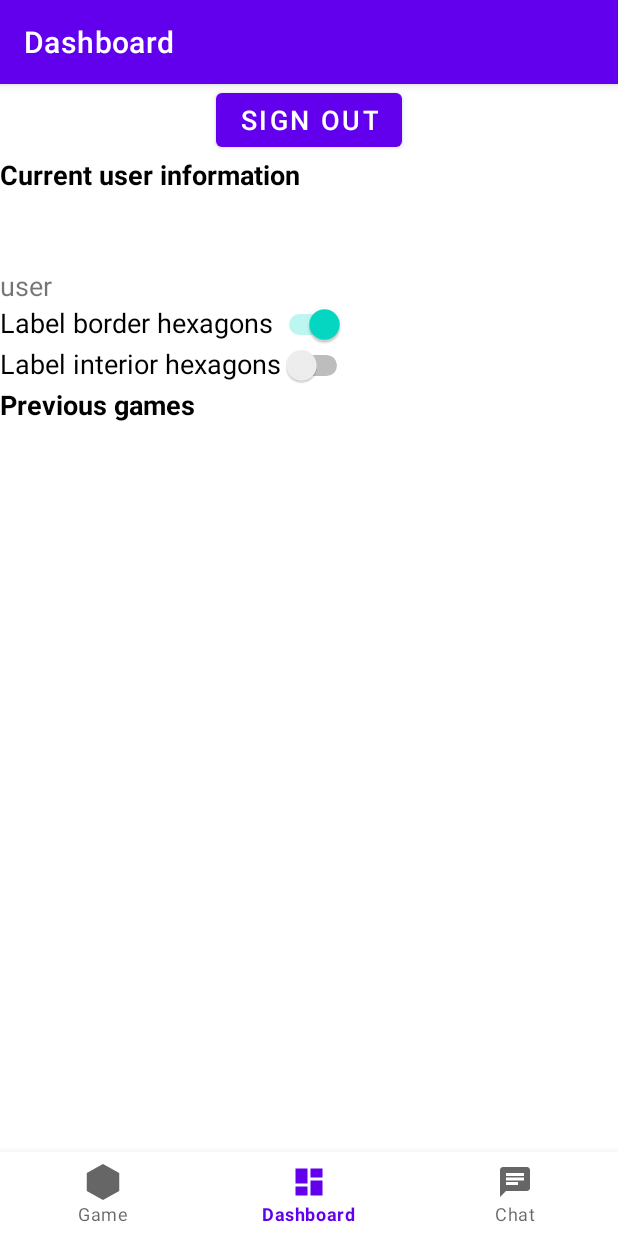
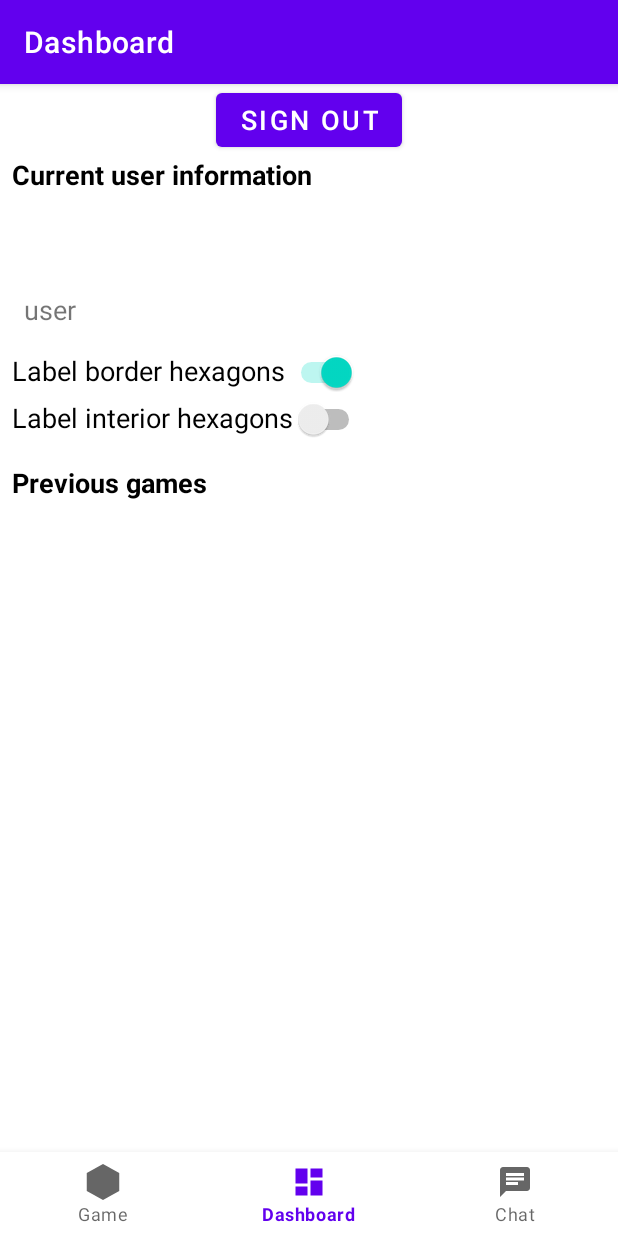
Before and after one commit to minidomo/hex, an Android app: the DashboardFragment screen opened through its navigation route, on a phone screen of 412 x 824 dp. Run offline under Robolectric (Android 15) with nearby library versions, the phone set to English and light mode, and no system bars; our stand-ins replace Firebase (no records; nobody signed in at launch, a user with empty details on screens opened directly), navigation-ui; libraries missing offline, so code that uses them is left out: com.firebase.ui; 1 statement that could not run was skipped.

Commit message:
styled dashboard

```diff
--- a/app/src/main/java/edu/utap/hex/ui/FirestoreGameAdapter.kt
+++ b/app/src/main/java/edu/utap/hex/ui/FirestoreGameAdapter.kt
@@ -1,6 +1,7 @@
 package edu.utap.hex.ui
 
 import android.graphics.Color
+import android.graphics.ColorFilter
 import android.icu.text.SimpleDateFormat
 import android.view.LayoutInflater
 import android.view.ViewGroup
@@ -59,7 +60,10 @@ class FirestoreGameAdapter(val gamePicked: (FirestoreGame) -> Unit) :
         val game = getItem(position)
         val binding = holder.rowGameBinding
 
-        binding.root.setBackgroundColor(dimGray)
+        binding.root.background.setTint(dimGray)
+        binding.redUserName.background.setTint(HexagonDisplay.redColor)
+        binding.blueUserName.background.setTint(HexagonDisplay.blueColor)
+
         binding.redUserName.text = game.playerNameList[0]
         binding.blueUserName.text = game.playerNameList[1]
 
--- /dev/null
+++ b/app/src/main/res/drawable/rounded_corner.xml
@@ -0,0 +1,5 @@
+<?xml version="1.0" encoding="utf-8"?>
+<shape xmlns:android="http://schemas.android.com/apk/res/android">
+    <solid android:color="@color/white" />
+    <corners android:radius="8dp" />
+</shape>
--- a/app/src/main/res/layout/fragment_dashboard.xml
+++ b/app/src/main/res/layout/fragment_dashboard.xml
@@ -19,6 +19,8 @@
         android:id="@+id/user_info"
         android:layout_width="match_parent"
         android:layout_height="wrap_content"
+        android:layout_marginStart="8dp"
+        android:layout_marginEnd="8dp"
         android:orientation="vertical"
         app:layout_constraintTop_toBottomOf="@id/sign_out_button">
 
@@ -33,6 +35,8 @@
         <LinearLayout
             android:layout_width="match_parent"
             android:layout_height="wrap_content"
+            android:layout_marginStart="8dp"
+            android:layout_marginTop="8dp"
             android:orientation="vertical">
 
             <TextView
@@ -42,12 +46,20 @@
                 android:text="user name"
                 android:textSize="18sp" />
 
+            <Space
+                android:layout_width="0dp"
+                android:layout_height="4dp" />
+
             <TextView
                 android:id="@+id/user_email"
                 android:layout_width="wrap_content"
                 android:layout_height="wrap_content"
                 android:text="email"
                 android:textSize="18sp" />
+
+            <Space
+                android:layout_width="0dp"
+                android:layout_height="4dp" />
 
             <TextView
                 android:id="@+id/user_uuid"
@@ -60,12 +72,21 @@
 
     </LinearLayout>
 
+    <Space
+        android:id="@+id/divider1"
+        android:layout_width="0dp"
+        android:layout_height="16dp"
+        app:layout_constraintStart_toStartOf="parent"
+        app:layout_constraintTop_toBottomOf="@id/user_info" />
+
     <LinearLayout
         android:id="@+id/settings"
         android:layout_width="match_parent"
         android:layout_height="wrap_content"
+        android:layout_marginStart="8dp"
+        android:layout_marginEnd="8dp"
         android:orientation="vertical"
-        app:layout_constraintTop_toBottomOf="@+id/user_info">
+        app:layout_constraintTop_toBottomOf="@+id/divider1">
 
         <LinearLayout
             android:layout_width="match_parent"
@@ -86,6 +107,10 @@
                 tools:ignore="UseSwitchCompatOrMaterialXml" />
 
         </LinearLayout>
+
+        <Space
+            android:layout_width="0dp"
+            android:layout_height="4dp" />
 
         <LinearLayout
             android:layout_width="wrap_content"
@@ -109,13 +134,22 @@
 
     </LinearLayout>
 
+    <Space
+        android:id="@+id/divider2"
+        android:layout_width="0dp"
+        android:layout_height="16dp"
+        app:layout_constraintStart_toStartOf="parent"
+        app:layout_constraintTop_toBottomOf="@id/settings" />
+
     <LinearLayout
         android:id="@+id/previous_games"
         android:layout_width="match_parent"
         android:layout_height="0dp"
+        android:layout_marginStart="8dp"
+        android:layout_marginEnd="8dp"
         android:orientation="vertical"
         app:layout_constraintBottom_toBottomOf="parent"
-        app:layout_constraintTop_toBottomOf="@+id/settings">
+        app:layout_constraintTop_toBottomOf="@+id/divider2">
 
         <TextView
             android:layout_width="wrap_content"
@@ -129,6 +163,7 @@
             android:id="@+id/previous_games_view"
             android:layout_width="match_parent"
             android:layout_height="0dp"
+            android:layout_margin="8dp"
             android:layout_weight="1"
             app:layoutManager="androidx.recyclerview.widget.LinearLayoutManager" />
 
```
Also changed, not shown: app/src/main/res/layout/row_game.xml (+17 -7 lines).
